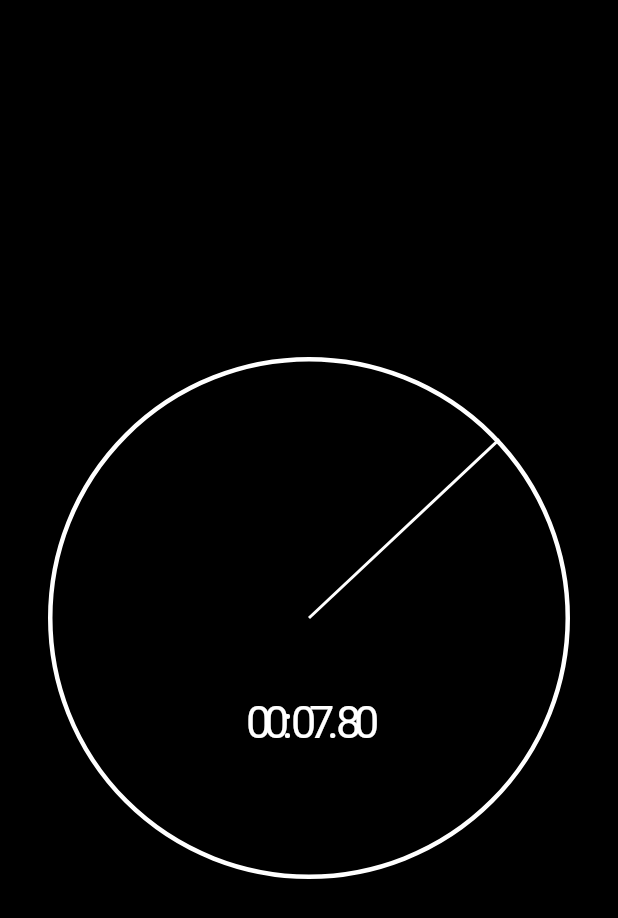
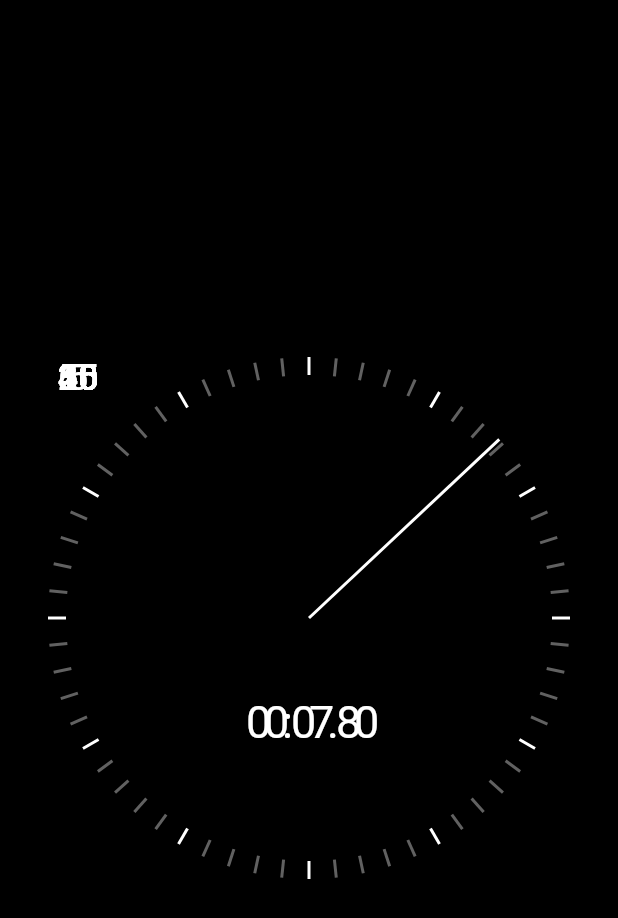
Before and after one commit to sadiksha1000/WatchAnimation, a Flutter app: the screen it shows after launch, on a phone screen of 412 x 824 dp. Shown: the top 918 px of the screen. Run offline on Flutter 3.47's test engine with Material 2 defaults, Android fonts, the phone set to English and light mode, and no system bars.

Commit message:
Clock markerrs and watch renderes

```diff
--- /dev/null
+++ b/lib/ui/clock_markers.dart
@@ -0,0 +1,75 @@
+import 'dart:math';
+
+import 'package:flutter/cupertino.dart';
+import 'package:flutter/material.dart';
+import 'package:flutter/src/foundation/key.dart';
+import 'package:flutter/src/widgets/framework.dart';
+
+class ClockSecondsTickMarker extends StatelessWidget {
+  final int seconds;
+  final double radius;
+
+  const ClockSecondsTickMarker({
+    Key? key,
+    required this.seconds,
+    required this.radius,
+  }) : super(key: key);
+
+  @override
+  Widget build(BuildContext context) {
+    final color = seconds % 5 == 0 ? Colors.white : Colors.grey[700];
+    const width = 2.0;
+    const height = 12.0;
+    return Transform(
+      alignment: Alignment.center,
+      transform: Matrix4.identity()
+        ..translate(-width / 2, -height / 2, 0)
+        ..rotateZ(2 * pi * (seconds / 60.0))
+        ..translate(0.0, radius - height / 2, 0.0),
+      child: Container(
+        width: width,
+        height: height,
+        color: color,
+      ),
+    );
+  }
+}
+
+class ClockTextMarker extends StatelessWidget {
+  final int value;
+  final int maxValue;
+  final double radius;
+
+  const ClockTextMarker({
+    Key? key,
+    required this.value,
+    required this.maxValue,
+    required this.radius,
+  }) : super(key: key);
+
+  @override
+  Widget build(BuildContext context) {
+    const width = 40.0;
+    const height = 30.0;
+    return Transform(
+      alignment: Alignment.center,
+      transform: Matrix4.identity(),
+      // transform: Matrix4.identity()
+      //   ..translate(width * 3.8, height * 3.8, 0)
+      //   ..rotateZ(pi + 2 * pi * (value / maxValue))
+      //   ..translate(0.0, radius - 35, 0.0)
+      //   ..rotateZ(pi - 2 * pi * (value / maxValue)),
+      child: SizedBox(
+        width: width,
+        height: height,
+        child: Text(
+          value.toString(),
+          style: TextStyle(
+            fontSize: 24,
+          ),
+          textAlign: TextAlign.center,
+        ),
+      ),
+    );
+  }
+}
--- a/lib/ui/stopwatch_renderer.dart
+++ b/lib/ui/stopwatch_renderer.dart
@@ -5,6 +5,7 @@ import 'package:flutter/material.dart';
 import 'package:flutter/src/foundation/key.dart';
 import 'package:flutter/src/widgets/framework.dart';
 import 'package:stopwatch_flutter/ui/clock_hand.dart';
+import 'package:stopwatch_flutter/ui/clock_markers.dart';
 import 'package:stopwatch_flutter/ui/elapsed_time_text.dart';
 
 class StopwatchRenderer extends StatelessWidget {
@@ -21,15 +22,15 @@ class StopwatchRenderer extends StatelessWidget {
   Widget build(BuildContext context) {
     return Stack(
       children: [
-        Container(
-          decoration: BoxDecoration(
-            border: Border.all(
-              width: 3,
-              color: Colors.white,
-            ),
-            borderRadius: BorderRadius.circular(radius),
+        for (var i = 0; i < 60; i++)
+          Positioned(
+            left: radius,
+            top: radius,
+            child: ClockSecondsTickMarker(seconds: i, radius: radius),
           ),
-        ),
+        for (var i = 5; i <= 60; i += 5)
+          Positioned(
+              child: ClockTextMarker(value: i, maxValue: 60, radius: radius)),
         Positioned(
           top: radius,
           left: radius,
```
